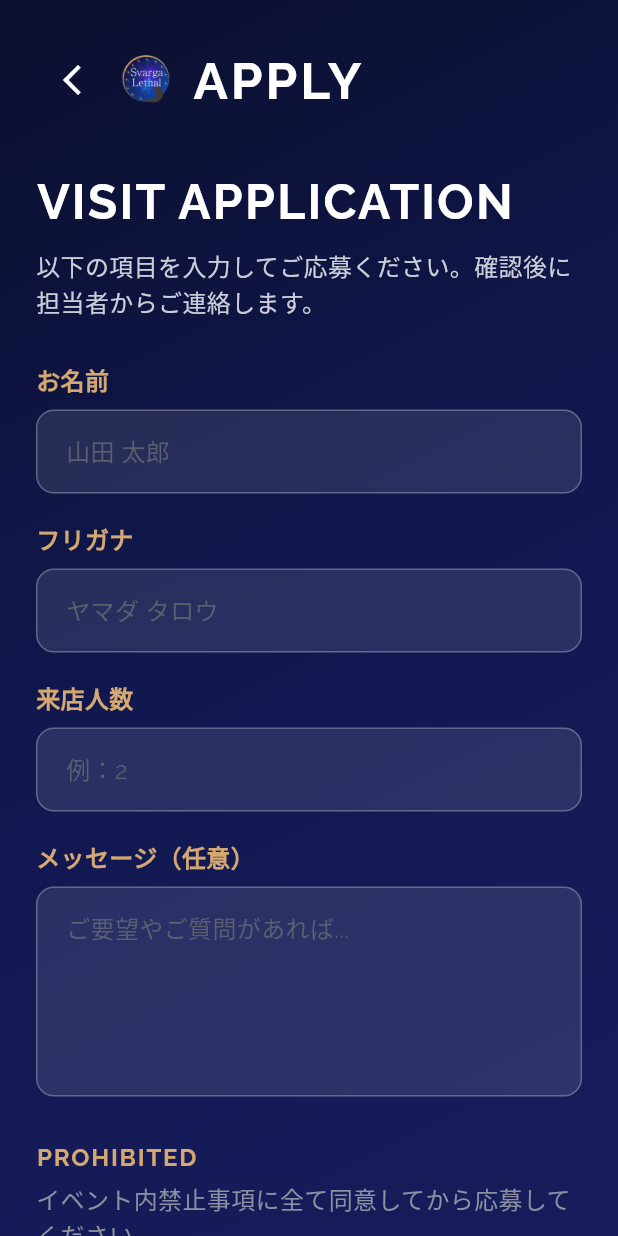
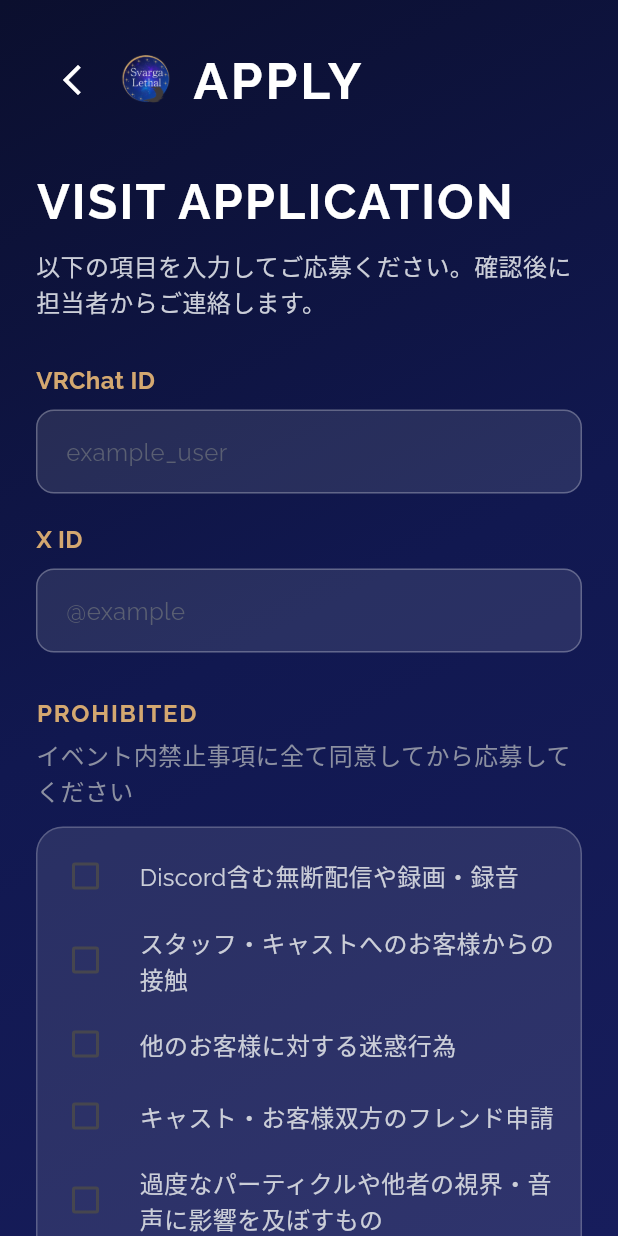
Before and after one commit to Yossy4131/svarga_lethal, a Flutter app: the ApplyPage screen opened directly, on a phone screen of 412 x 824 dp. Run offline on Flutter 3.47's test engine with Material 3 defaults, Android fonts, the phone set to English and light mode, and no system bars; our stand-ins replace google_fonts.

Commit message:
応募時記入内容調整

```diff
--- a/lib/pages/apply_page.dart
+++ b/lib/pages/apply_page.dart
@@ -23,10 +23,8 @@ class ApplyPage extends StatefulWidget {
 
 class _ApplyPageState extends State<ApplyPage> {
   final _formKey = GlobalKey<FormState>();
-  final _nameController = TextEditingController();
-  final _kanaController = TextEditingController();
-  final _countController = TextEditingController();
-  final _messageController = TextEditingController();
+  final _vrChatIdController = TextEditingController();
+  final _xIdController = TextEditingController();
 
   final List<bool> _agreements = List<bool>.filled(6, false);
 
@@ -34,10 +32,8 @@ class _ApplyPageState extends State<ApplyPage> {
 
   @override
   void dispose() {
-    _nameController.dispose();
-    _kanaController.dispose();
-    _countController.dispose();
-    _messageController.dispose();
+    _vrChatIdController.dispose();
+    _xIdController.dispose();
     super.dispose();
   }
 
@@ -92,10 +88,8 @@ class _ApplyPageState extends State<ApplyPage> {
                             ? _ThankYouCard(theme: theme)
                             : _ApplyForm(
                                 formKey: _formKey,
-                                nameController: _nameController,
-                                kanaController: _kanaController,
-                                countController: _countController,
-                                messageController: _messageController,
+                                vrChatIdController: _vrChatIdController,
+                                xIdController: _xIdController,
                                 agreements: _agreements,
                                 onAgreementChanged: (i, v) =>
                                     setState(() => _agreements[i] = v),
@@ -153,20 +147,16 @@ class _PageHeader extends StatelessWidget {
 class _ApplyForm extends StatelessWidget {
   const _ApplyForm({
     required this.formKey,
-    required this.nameController,
-    required this.kanaController,
-    required this.countController,
-    required this.messageController,
+    required this.vrChatIdController,
+    required this.xIdController,
     required this.agreements,
     required this.onAgreementChanged,
     required this.onSubmit,
   });
 
   final GlobalKey<FormState> formKey;
-  final TextEditingController nameController;
-  final TextEditingController kanaController;
-  final TextEditingController countController;
-  final TextEditingController messageController;
+  final TextEditingController vrChatIdController;
+  final TextEditingController xIdController;
   final List<bool> agreements;
   final void Function(int, bool) onAgreementChanged;
   final VoidCallback onSubmit;
@@ -196,38 +186,19 @@ class _ApplyForm extends StatelessWidget {
           ),
           const SizedBox(height: 28),
           _FormField(
-            label: 'お名前',
-            hint: '山田 太郎',
-            controller: nameController,
+            label: 'VRChat ID',
+            hint: 'example_user',
+            controller: vrChatIdController,
             validator: (v) =>
-                (v == null || v.trim().isEmpty) ? 'お名前を入力してください' : null,
+                (v == null || v.trim().isEmpty) ? 'VRChat IDを入力してください' : null,
           ),
           const SizedBox(height: 18),
           _FormField(
-            label: 'フリガナ',
-            hint: 'ヤマダ タロウ',
-            controller: kanaController,
+            label: 'X ID',
+            hint: '@example',
+            controller: xIdController,
             validator: (v) =>
-                (v == null || v.trim().isEmpty) ? 'フリガナを入力してください' : null,
-          ),
-          const SizedBox(height: 18),
-          _FormField(
-            label: '来店人数',
-            hint: '例：2',
-            controller: countController,
-            keyboardType: TextInputType.number,
-            validator: (v) {
-              if (v == null || v.trim().isEmpty) return '来店人数を入力してください';
-              if (int.tryParse(v.trim()) == null) return '半角数字で入力してください';
-              return null;
-            },
-          ),
-          const SizedBox(height: 18),
-          _FormField(
-            label: 'メッセージ（任意）',
-            hint: 'ご要望やご質問があれば...',
-            controller: messageController,
-            maxLines: 4,
+                (v == null || v.trim().isEmpty) ? 'X IDを入力してください' : null,
           ),
           const SizedBox(height: 28),
           _ProhibitedAgreementSection(
@@ -338,16 +309,12 @@ class _FormField extends StatelessWidget {
     required this.hint,
     required this.controller,
     this.validator,
-    this.maxLines = 1,
-    this.keyboardType,
   });
 
   final String label;
   final String hint;
   final TextEditingController controller;
   final String? Function(String?)? validator;
-  final int maxLines;
-  final TextInputType? keyboardType;
 
   @override
   Widget build(BuildContext context) {
@@ -367,8 +334,6 @@ class _FormField extends StatelessWidget {
         TextFormField(
           controller: controller,
           validator: validator,
-          maxLines: maxLines,
-          keyboardType: keyboardType,
           style: theme.textTheme.bodyLarge?.copyWith(color: Colors.white),
           decoration: InputDecoration(
             hintText: hint,
```
